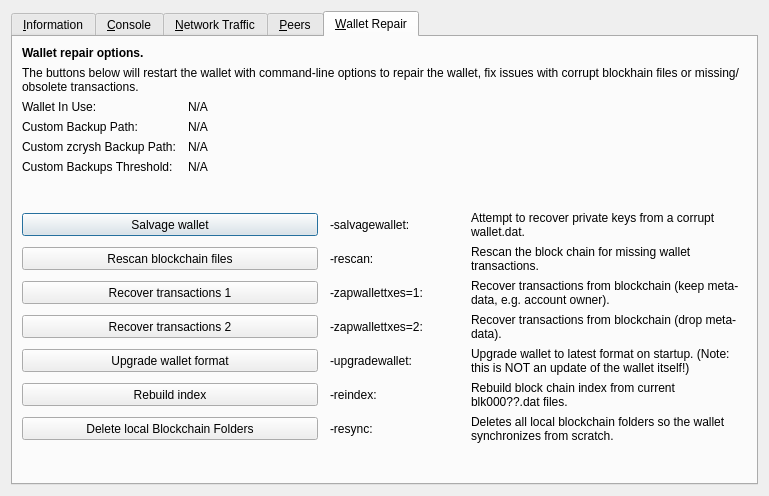
Above: src/qt/forms/rpcconsole.ui from mnshared2022/crysh before the change. Below: the same form after it.
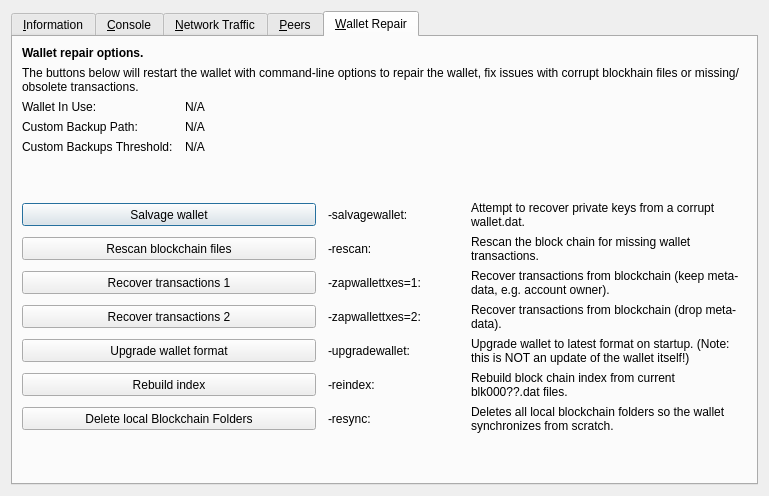
That is the form after the change. The open tabs and pages were chosen to show the change. Icons and pictures are not drawn. Custom widgets are drawn as their Qt base class.

```diff
--- a/src/qt/forms/rpcconsole.ui
+++ b/src/qt/forms/rpcconsole.ui
@@ -1327,35 +1327,6 @@
          </property>
         </widget>
        </item>
-       <item row="4" column="0">
-        <widget class="QLabel" name="wallet_customzcryshbackuppath_label">
-         <property name="visible">
-          <bool>false</bool>
-         </property>
-         <property name="text">
-          <string>Custom zcrysh Backup Path:</string>
-         </property>
-        </widget>
-       </item>
-       <item row="4" column="1" colspan="3">
-        <widget class="QLabel" name="wallet_customzcryshbackuppath">
-         <property name="cursor">
-          <cursorShape>IBeamCursor</cursorShape>
-         </property>
-         <property name="visible">
-          <bool>false</bool>
-         </property>
-         <property name="text">
-          <string>N/A</string>
-         </property>
-         <property name="textFormat">
-          <enum>Qt::PlainText</enum>
-         </property>
-         <property name="textInteractionFlags">
-          <set>Qt::LinksAccessibleByMouse|Qt::TextSelectableByKeyboard|Qt::TextSelectableByMouse</set>
-         </property>
-        </widget>
-       </item>
        <item row="5" column="0">
         <widget class="QLabel" name="wallet_custombackupthreshold_label">
          <property name="visible">
```
Left out of the diff: 6 changed lines with no effect on the pictures.
